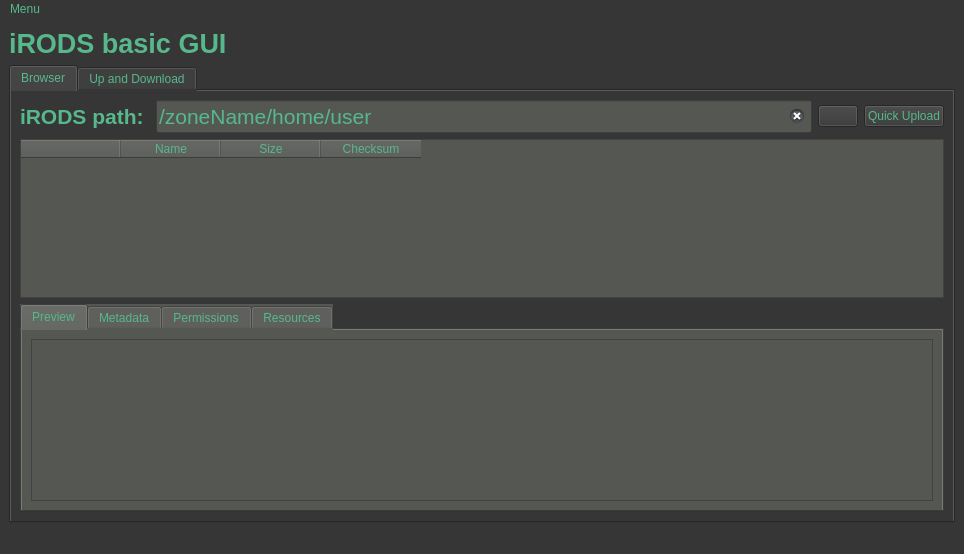
First picture: the form in irods-basicGUI/irodsBrowserMain.ui, repository iBridges-for-iRODS/iBridges, before the edit.
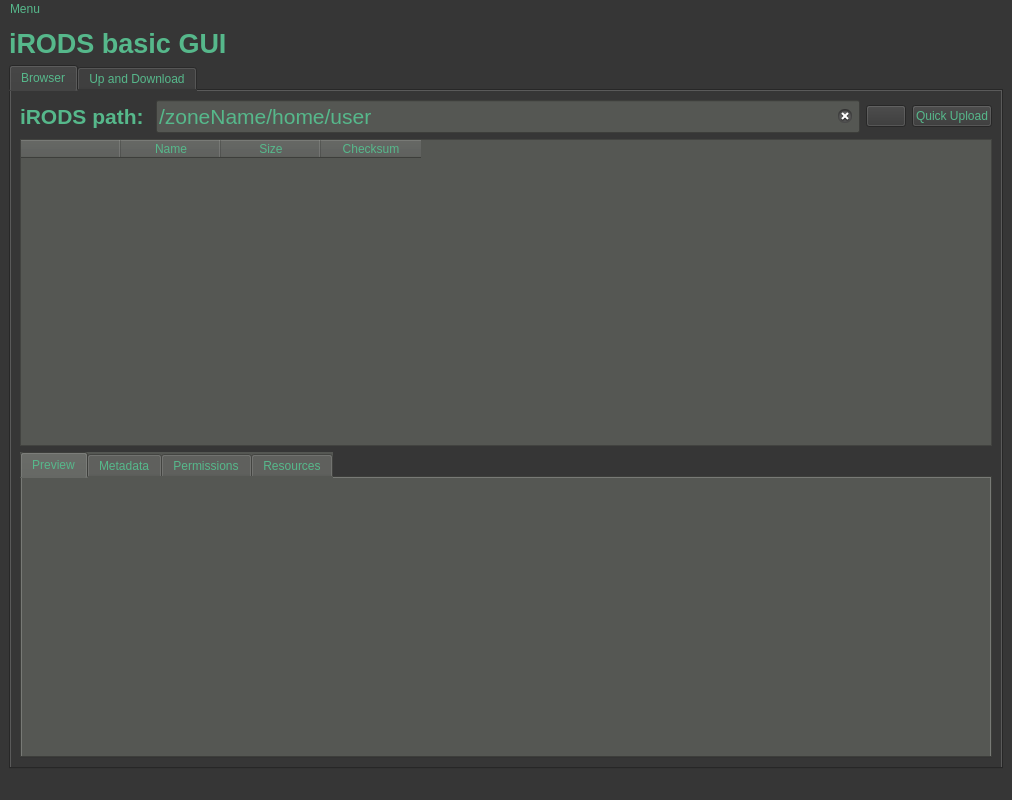
Second picture: the form after the edit. The open tabs and pages were chosen to show the change.

Commit message: Resizing frames.

```diff
--- a/irods-basicGUI/irodsBrowserMain.ui
+++ b/irods-basicGUI/irodsBrowserMain.ui
@@ -6,10 +6,16 @@
    <rect>
     <x>0</x>
     <y>0</y>
-    <width>937</width>
-    <height>554</height>
+    <width>1012</width>
+    <height>800</height>
    </rect>
   </property>
+  <property name="minimumSize">
+   <size>
+    <width>1000</width>
+    <height>800</height>
+   </size>
+  </property>
   <property name="windowTitle">
    <string>MainWindow</string>
   </property>
@@ -104,7 +110,7 @@
           <property name="minimumSize">
            <size>
             <width>0</width>
-            <height>0</height>
+            <height>100</height>
            </size>
           </property>
           <property name="styleSheet">
@@ -164,7 +170,11 @@
            </attribute>
            <layout class="QVBoxLayout" name="verticalLayout_2">
             <item>
-             <widget class="QTextBrowser" name="previewBrowser"/>
+             <widget class="QLabel" name="previewBrowser">
+              <property name="text">
+               <string/>
+              </property>
+             </widget>
             </item>
            </layout>
           </widget>
@@ -511,7 +521,7 @@
     <rect>
      <x>0</x>
      <y>0</y>
-     <width>937</width>
+     <width>1012</width>
      <height>22</height>
     </rect>
    </property>
```
Left out of the diff: 2 changed lines with no effect on the pictures. The commit also changes 1 other file.
